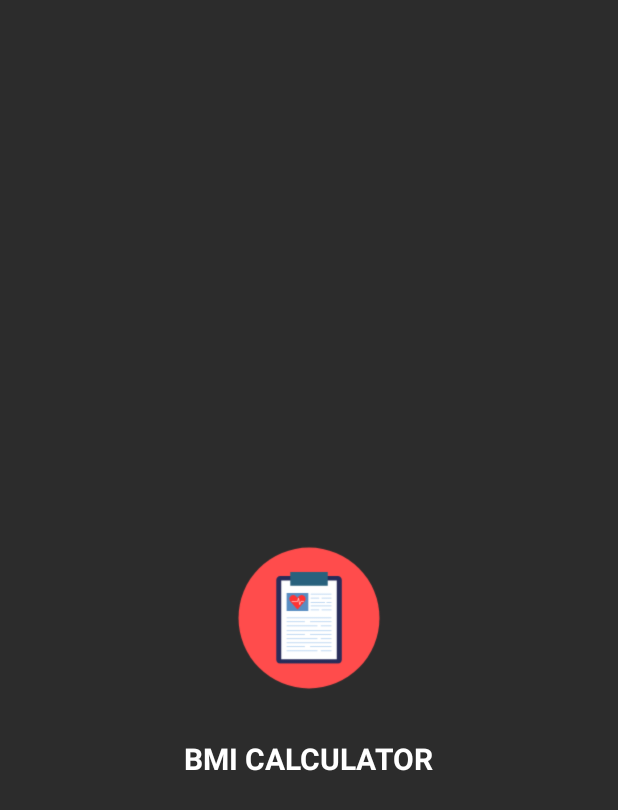
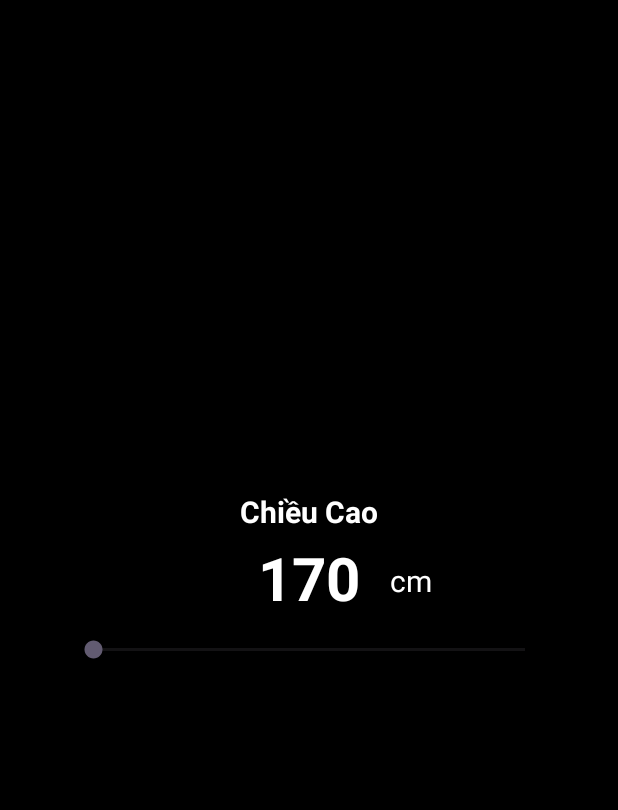
Before and after one commit to HenryMontage/63135975-AndroidProgramming, an Android app: the layout activity_main.xml on its own in the app's theme, with its tools: preview values and no code run, on a phone screen of 412 x 824 dp. Shown: the top 810 px of the screen. Run offline under Robolectric (Android 15) with nearby library versions, the phone set to English and light mode, and no system bars.

Commit message:
Them cac Icon va thiet lap bo cuc cho Main BMI

```diff
--- a/ntu_63135975/Cau2_AppBMI_Calculator/app/src/main/AndroidManifest.xml
+++ b/ntu_63135975/Cau2_AppBMI_Calculator/app/src/main/AndroidManifest.xml
@@ -13,6 +13,9 @@
         android:theme="@style/Theme.Cau2_AppBMI_Calculator"
         tools:targetApi="31">
         <activity
+            android:name=".OpenBMI"
+            android:exported="false" />
+        <activity
             android:name=".BMI_Activity"
             android:exported="false" />
         <activity
--- a/ntu_63135975/Cau2_AppBMI_Calculator/app/src/main/res/layout/activity_main.xml
+++ b/ntu_63135975/Cau2_AppBMI_Calculator/app/src/main/res/layout/activity_main.xml
@@ -4,29 +4,87 @@
     xmlns:tools="http://schemas.android.com/tools"
     android:layout_width="match_parent"
     android:layout_height="match_parent"
-    android:background="#2c2c2c"
+    android:background="@color/black"
     tools:context=".MainActivity">
 
+    <RelativeLayout
+        android:layout_width="match_parent"
+        android:layout_height="wrap_content"
+        android:id="@+id/centerhorizontalline"
+        android:layout_centerInParent="true">
 
-    <ImageView
-        android:layout_width="100dp"
-        android:layout_height="100dp"
-        android:src="@drawable/bmifinall"
+    </RelativeLayout>
+
+
+    <RelativeLayout
+        android:layout_width="wrap_content"
+        android:layout_height="match_parent"
         android:layout_centerInParent="true"
-        android:id="@+id/logo">
+        android:id="@+id/centerverticalline">
 
-    </ImageView>
+    </RelativeLayout>
+
+    <RelativeLayout
+        android:layout_width="340dp"
+        android:layout_height="150dp"
+        android:layout_above="@id/centerhorizontalline"
+        android:layout_marginBottom="-50dp"
+        android:layout_marginLeft="25dp"
+        android:layout_marginRight="25dp"
+        android:layout_centerHorizontal="true"
+        android:id="@+id/heightlayout">
+
+        <TextView
+            android:layout_width="match_parent"
+            android:layout_height="wrap_content"
+            android:textAlignment="center"
+            android:text="Chiều Cao"
+            android:textSize="20sp"
+            android:textColor="@color/white"
+            android:textStyle="bold"
+            android:layout_marginTop="15dp">
+        </TextView>
+
+
         <TextView
             android:layout_width="wrap_content"
             android:layout_height="wrap_content"
-        android:layout_centerHorizontal="true"
-        android:text="BMI CALCULATOR"
+            android:text="170"
+            android:layout_marginBottom="50dp"
+            android:textSize="40sp"
+            android:layout_alignParentBottom="true"
+            android:textColor="@color/white"
             android:textStyle="bold"
+            android:layout_centerInParent="true"
+            android:id="@+id/currentheight">
+
+        </TextView>
+
+        <TextView
+            android:layout_width="wrap_content"
+            android:layout_height="wrap_content"
+            android:text="cm"
             android:textSize="20sp"
             android:textColor="@color/white"
-        android:layout_below="@id/logo"
-        android:layout_margin="30dp"
-        android:lineSpacingExtra="2dp">
+            android:layout_centerInParent="true"
+            android:layout_toEndOf="@id/currentheight"
+            android:layout_marginStart="20dp">
+
         </TextView>
 
+        <SeekBar
+            android:layout_width="match_parent"
+            android:layout_height="wrap_content"
+            android:layout_alignParentBottom="true"
+            android:layout_marginBottom="20dp"
+            android:layout_marginLeft="10dp"
+            android:progressTint="#FF4c4c"
+            android:layout_marginRight="10dp"
+            android:id="@+id/seekbarforheight">
+        </SeekBar>
+
+
     </RelativeLayout>
+
+
+</RelativeLayout>
```
Also changed, not shown: ntu_63135975/Cau2_AppBMI_Calculator/app/src/main/java/java/ntu_63135975/cau2_appbmi_calculator/MainActivity.java (+0 -12 lines), ntu_63135975/Cau2_AppBMI_Calculator/app/src/main/java/java/ntu_63135975/cau2_appbmi_calculator/OpenBMI.java (added, +29 -0 lines), ntu_63135975/Cau2_AppBMI_Calculator/app/src/main/res/drawable/cardbackgroung.xml (added, +14 -0 lines), ntu_63135975/Cau2_AppBMI_Calculator/app/src/main/res/layout/activity_bmi.xml (+22 -2 lines), ntu_63135975/Cau2_AppBMI_Calculator/app/src/main/res/layout/activity_open_bmi.xml (added, +30 -0 lines), ntu_63135975/Cau2_AppBMI_Calculator/app/src/main/res/drawable/ok.png (added), ntu_63135975/Cau2_AppBMI_Calculator/app/src/main/res/font/playlist.ttf (added), ntu_63135975/Cau2_AppBMI_Calculator/app/src/main/res/font/raleway.ttf (added). Lines whose indentation alone changed are shown as unchanged.
